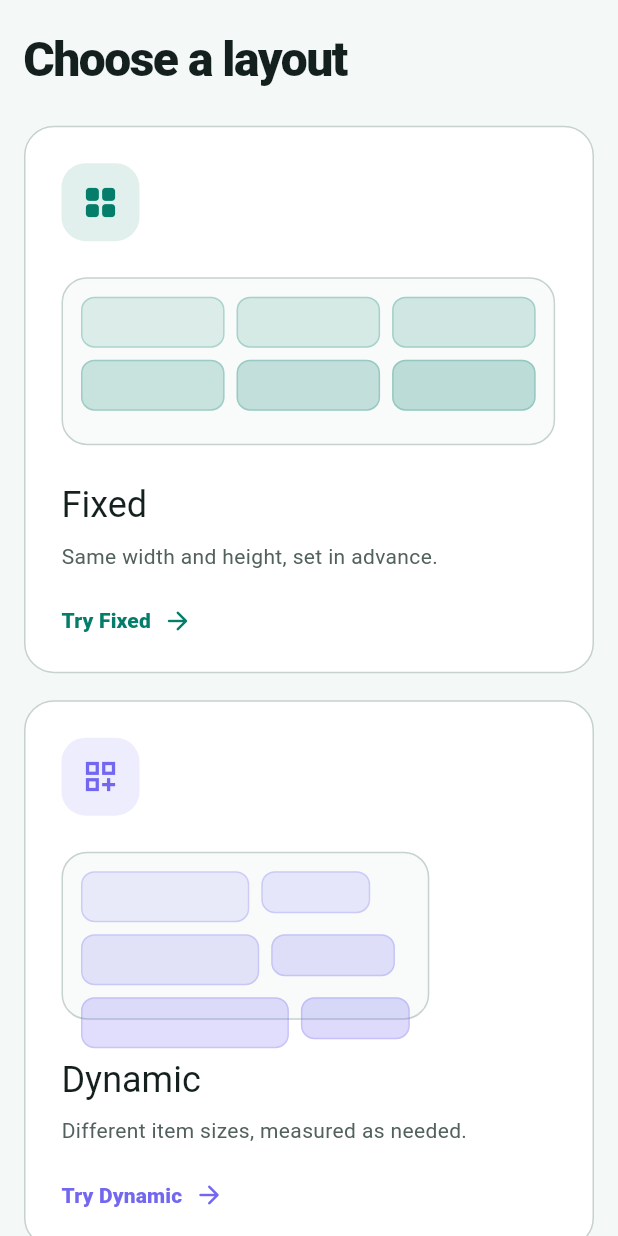
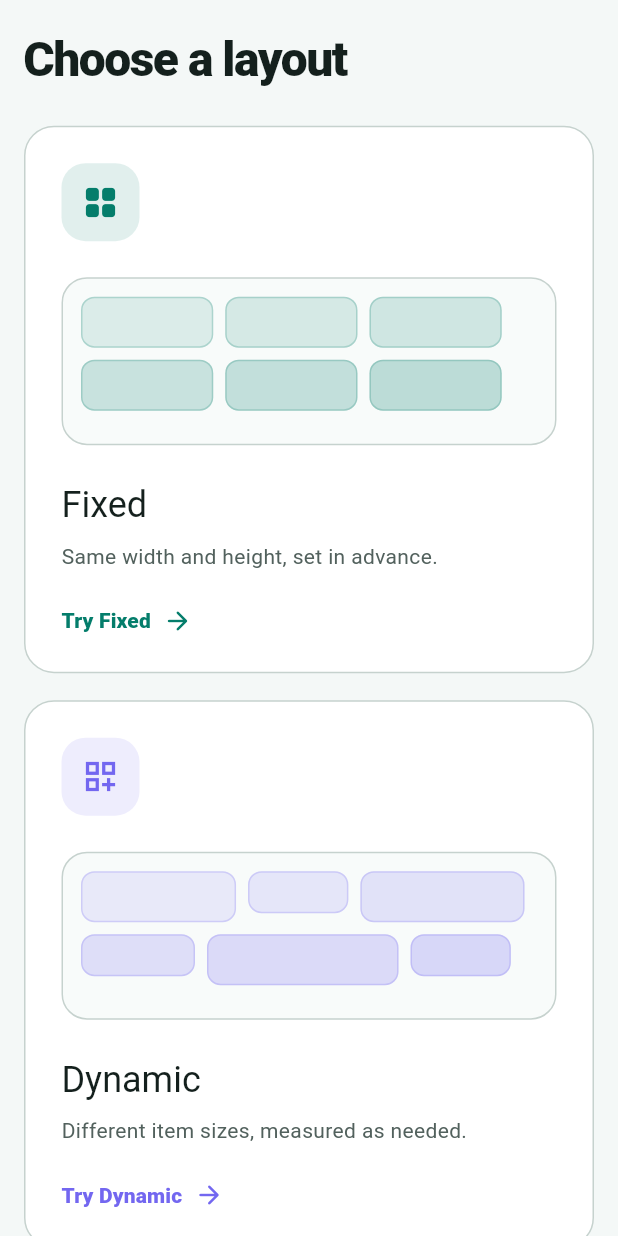
Before and after one commit to Hensell/lazy_wrap_demo, a Flutter app: the screen it shows after launch, scrolled down 576 dp, on a phone screen of 412 x 824 dp. Run offline on Flutter 3.47's test engine with Material 3 defaults, Android fonts, the phone set to English and light mode, and no system bars; our stand-ins replace shared_preferences; missing offline and left inert: lazy_wrap.

Commit message:
fix(demo): contain dynamic mode preview

```diff
--- a/lib/features/home/widgets/mode_card.dart
+++ b/lib/features/home/widgets/mode_card.dart
@@ -131,23 +131,26 @@ class _ModePreview extends StatelessWidget {
         ? const [0.34, 0.22, 0.36, 0.25, 0.42, 0.22]
         : const [0.29, 0.29, 0.29, 0.29, 0.29, 0.29];
 
-    return LayoutBuilder(
-      builder: (context, constraints) {
     return Container(
+      key: dynamicPreview ? const Key('dynamic_mode_preview_frame') : null,
+      width: double.infinity,
       height: 112,
-          padding: const EdgeInsets.all(12),
       decoration: BoxDecoration(
         color: theme.colorScheme.surfaceContainerLow,
         borderRadius: BorderRadius.circular(17),
         border: Border.all(color: theme.colorScheme.outlineVariant),
       ),
-          child: Wrap(
+      child: Padding(
+        padding: const EdgeInsets.all(12),
+        child: LayoutBuilder(
+          builder: (context, contentConstraints) {
+            return Wrap(
               spacing: 8,
               runSpacing: 8,
               children: [
                 for (var index = 0; index < widths.length; index++)
                   Container(
-                  width: constraints.maxWidth * widths[index],
+                    width: contentConstraints.maxWidth * widths[index],
                     height: dynamicPreview ? (index.isEven ? 34 : 28) : 34,
                     decoration: BoxDecoration(
                       color: tint.withValues(alpha: 0.12 + index * 0.025),
@@ -156,9 +159,10 @@ class _ModePreview extends StatelessWidget {
                     ),
                   ),
               ],
-          ),
             );
           },
+        ),
+      ),
     );
   }
 }
```
Also changed, not shown: 1 other file. Lines whose indentation alone changed are shown as unchanged.
